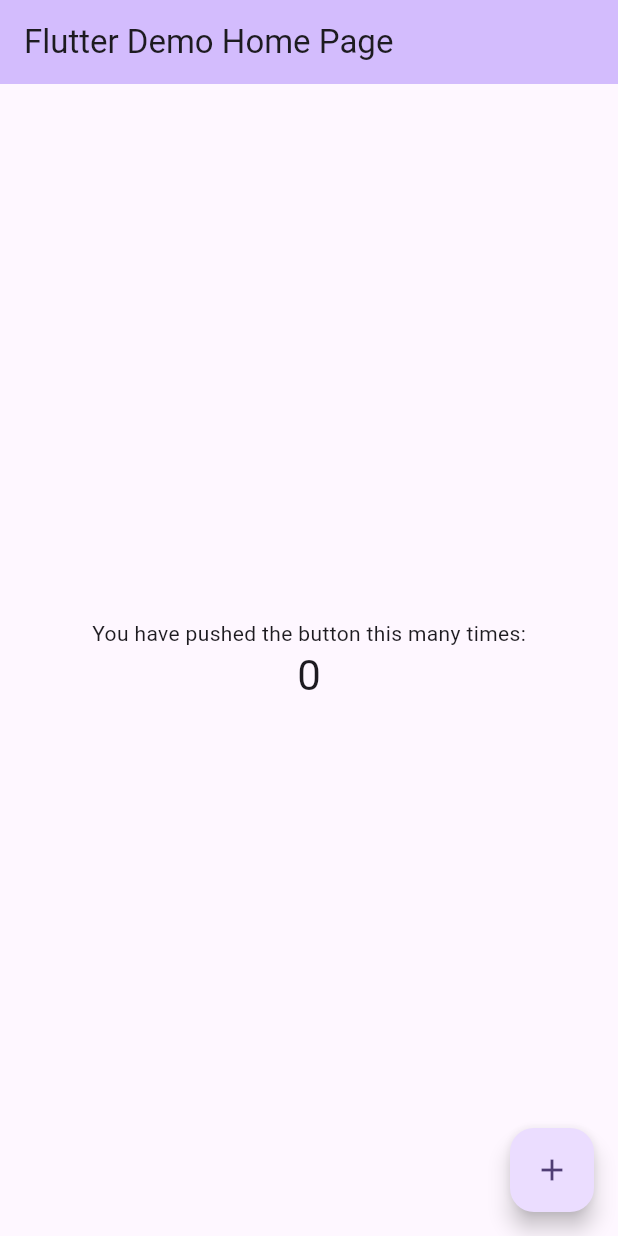
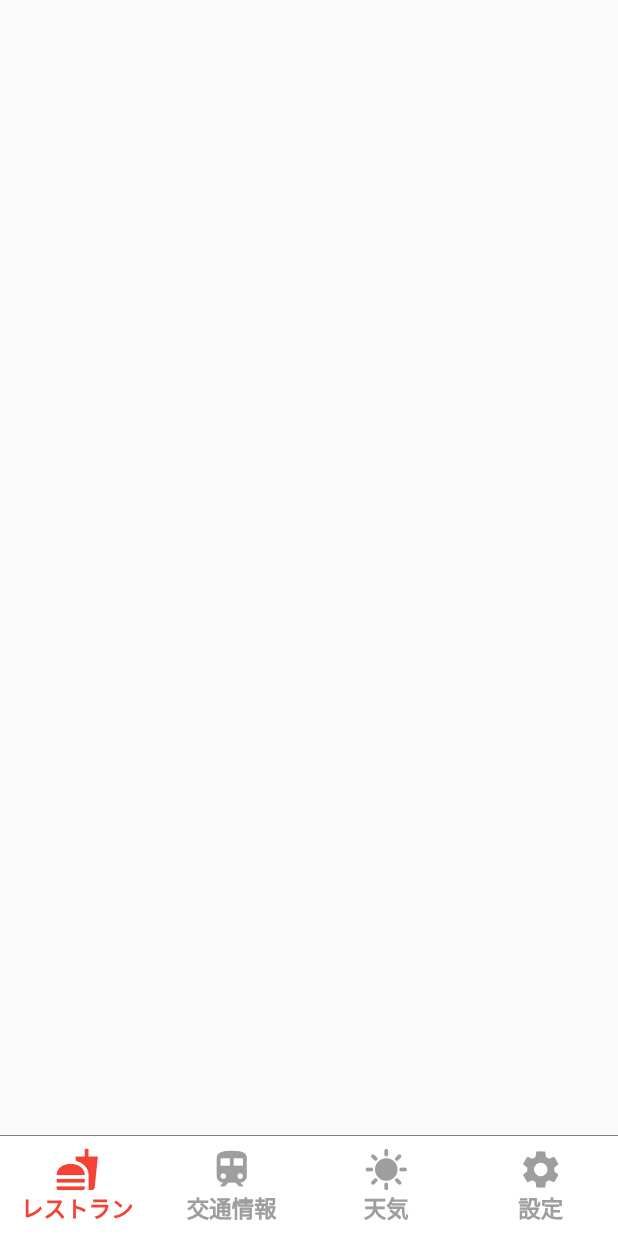
Before and after one commit to iseruuuuu/rissho_library_app, a Flutter app: the screen it shows after launch, on a phone screen of 412 x 824 dp. Run offline on Flutter 3.47's test engine with Material 2 defaults, Android fonts, the light colour scheme and no system bars; our stand-ins replace hooks_riverpod.

Commit message:
add: tab画面を作成した。

```diff
--- a/lib/main.dart
+++ b/lib/main.dart
@@ -1,125 +1,33 @@
 import 'package:flutter/material.dart';
+import 'package:hooks_riverpod/hooks_riverpod.dart';
+import 'package:flutter_localizations/flutter_localizations.dart';
+import 'package:rissho_library_app/ui/tab/tab_screen.dart';
 
 void main() {
-  runApp(const MyApp());
+  WidgetsFlutterBinding.ensureInitialized();
+  runApp(
+    const ProviderScope(child: MyApp()),
+  );
 }
 
 class MyApp extends StatelessWidget {
-  const MyApp({super.key});
+  const MyApp({Key? key}) : super(key: key);
 
-  // This widget is the root of your application.
   @override
   Widget build(BuildContext context) {
     return MaterialApp(
-      title: 'Flutter Demo',
-      theme: ThemeData(
-        // This is the theme of your application.
-        //
-        // TRY THIS: Try running your application with "flutter run". You'll see
-        // the application has a blue toolbar. Then, without quitting the app,
-        // try changing the seedColor in the colorScheme below to Colors.green
-        // and then invoke "hot reload" (save your changes or press the "hot
-        // reload" button in a Flutter-supported IDE, or press "r" if you used
-        // the command line to start the app).
-        //
-        // Notice that the counter didn't reset back to zero; the application
-        // state is not lost during the reload. To reset the state, use hot
-        // restart instead.
-        //
-        // This works for code too, not just values: Most code changes can be
-        // tested with just a hot reload.
-        colorScheme: ColorScheme.fromSeed(seedColor: Colors.deepPurple),
-        useMaterial3: true,
-      ),
-      home: const MyHomePage(title: 'Flutter Demo Home Page'),
+      localizationsDelegates: const [
+        GlobalMaterialLocalizations.delegate,
+        GlobalWidgetsLocalizations.delegate,
+        GlobalCupertinoLocalizations.delegate,
+      ],
+      supportedLocales: const [
+        Locale('ja', 'JP'),
+      ],
+      debugShowCheckedModeBanner: false,
+      theme: ThemeData(brightness: Brightness.light),
+      darkTheme: ThemeData(brightness: Brightness.light),
+      home: const TabScreen(),
     );
   }
 }
-
-class MyHomePage extends StatefulWidget {
-  const MyHomePage({super.key, required this.title});
-
-  // This widget is the home page of your application. It is stateful, meaning
-  // that it has a State object (defined below) that contains fields that affect
-  // how it looks.
-
-  // This class is the configuration for the state. It holds the values (in this
-  // case the title) provided by the parent (in this case the App widget) and
-  // used by the build method of the State. Fields in a Widget subclass are
-  // always marked "final".
-
-  final String title;
-
-  @override
-  State<MyHomePage> createState() => _MyHomePageState();
-}
-
-class _MyHomePageState extends State<MyHomePage> {
-  int _counter = 0;
-
-  void _incrementCounter() {
-    setState(() {
-      // This call to setState tells the Flutter framework that something has
-      // changed in this State, which causes it to rerun the build method below
-      // so that the display can reflect the updated values. If we changed
-      // _counter without calling setState(), then the build method would not be
-      // called again, and so nothing would appear to happen.
-      _counter++;
-    });
-  }
-
-  @override
-  Widget build(BuildContext context) {
-    // This method is rerun every time setState is called, for instance as done
-    // by the _incrementCounter method above.
-    //
-    // The Flutter framework has been optimized to make rerunning build methods
-    // fast, so that you can just rebuild anything that needs updating rather
-    // than having to individually change instances of widgets.
-    return Scaffold(
-      appBar: AppBar(
-        // TRY THIS: Try changing the color here to a specific color (to
-        // Colors.amber, perhaps?) and trigger a hot reload to see the AppBar
-        // change color while the other colors stay the same.
-        backgroundColor: Theme.of(context).colorScheme.inversePrimary,
-        // Here we take the value from the MyHomePage object that was created by
-        // the App.build method, and use it to set our appbar title.
-        title: Text(widget.title),
-      ),
-      body: Center(
-        // Center is a layout widget. It takes a single child and positions it
-        // in the middle of the parent.
-        child: Column(
-          // Column is also a layout widget. It takes a list of children and
-          // arranges them vertically. By default, it sizes itself to fit its
-          // children horizontally, and tries to be as tall as its parent.
-          //
-          // Column has various properties to control how it sizes itself and
-          // how it positions its children. Here we use mainAxisAlignment to
-          // center the children vertically; the main axis here is the vertical
-          // axis because Columns are vertical (the cross axis would be
-          // horizontal).
-          //
-          // TRY THIS: Invoke "debug painting" (choose the "Toggle Debug Paint"
-          // action in the IDE, or press "p" in the console), to see the
-          // wireframe for each widget.
-          mainAxisAlignment: MainAxisAlignment.center,
-          children: <Widget>[
-            const Text(
-              'You have pushed the button this many times:',
-            ),
-            Text(
-              '$_counter',
-              style: Theme.of(context).textTheme.headlineMedium,
-            ),
-          ],
-        ),
-      ),
-      floatingActionButton: FloatingActionButton(
-        onPressed: _incrementCounter,
-        tooltip: 'Increment',
-        child: const Icon(Icons.add),
-      ), // This trailing comma makes auto-formatting nicer for build methods.
-    );
-  }
-}
--- /dev/null
+++ b/lib/ui/book/book_screen.dart
@@ -0,0 +1,10 @@
+import 'package:flutter/material.dart';
+
+class BookScreen extends StatelessWidget {
+  const BookScreen({Key? key}) : super(key: key);
+
+  @override
+  Widget build(BuildContext context) {
+    return Container();
+  }
+}
--- /dev/null
+++ b/lib/ui/book_search/book_search_screen.dart
@@ -0,0 +1,10 @@
+import 'package:flutter/material.dart';
+
+class BookSearchScreen extends StatelessWidget {
+  const BookSearchScreen({Key? key}) : super(key: key);
+
+  @override
+  Widget build(BuildContext context) {
+    return Container();
+  }
+}
--- /dev/null
+++ b/lib/ui/home/home_screen.dart
@@ -0,0 +1,10 @@
+import 'package:flutter/material.dart';
+
+class HomeScreen extends StatelessWidget {
+  const HomeScreen({Key? key}) : super(key: key);
+
+  @override
+  Widget build(BuildContext context) {
+    return Container();
+  }
+}
--- /dev/null
+++ b/lib/ui/tab/tab_provider.dart
@@ -0,0 +1,4 @@
+import 'package:hooks_riverpod/hooks_riverpod.dart';
+
+final tabIndexProvider = StateProvider<int>((ref) => 0);
+final selectedIndexProvider = StateProvider<int>((ref) => 0);
--- /dev/null
+++ b/lib/ui/tab/tab_screen.dart
@@ -0,0 +1,68 @@
+import 'package:flutter/material.dart';
+import 'package:hooks_riverpod/hooks_riverpod.dart';
+import 'package:rissho_library_app/ui/book/book_screen.dart';
+import 'package:rissho_library_app/ui/book_search/book_search_screen.dart';
+import 'package:rissho_library_app/ui/home/home_screen.dart';
+
+import 'tab_provider.dart';
+
+class TabScreen extends ConsumerWidget {
+  const TabScreen({Key? key}) : super(key: key);
+
+  @override
+  Widget build(BuildContext context, WidgetRef ref) {
+    final selectedIndex = ref.watch(selectedIndexProvider);
+    return Scaffold(
+      body: [
+        const HomeScreen(),
+        const BookScreen(),
+        const BookSearchScreen(),
+      ][selectedIndex],
+      bottomNavigationBar: Container(
+        decoration: const BoxDecoration(
+          border: Border(
+            top: BorderSide(width: 0, color: Colors.black),
+          ),
+        ),
+        child: BottomNavigationBar(
+          elevation: 0,
+          backgroundColor: Colors.white,
+          selectedItemColor: Colors.red,
+          unselectedItemColor: Colors.grey,
+          selectedLabelStyle: const TextStyle(
+            fontSize: 15,
+            fontWeight: FontWeight.bold,
+          ),
+          unselectedLabelStyle: const TextStyle(
+            fontSize: 15,
+            fontWeight: FontWeight.bold,
+          ),
+          iconSize: 30,
+          currentIndex: selectedIndex,
+          onTap: (index) {
+            ref.read(selectedIndexProvider.notifier).state = index;
+          },
+          items: const [
+            BottomNavigationBarItem(
+              icon: Icon(Icons.fastfood),
+              label: 'レストラン',
+            ),
+            BottomNavigationBarItem(
+              icon: Icon(Icons.train),
+              label: '交通情報',
+            ),
+            BottomNavigationBarItem(
+              icon: Icon(Icons.sunny),
+              label: '天気',
+            ),
+            BottomNavigationBarItem(
+              icon: Icon(Icons.settings),
+              label: '設定',
+            ),
+          ],
+          type: BottomNavigationBarType.fixed,
+        ),
+      ),
+    );
+  }
+}
```
Also changed, not shown: pubspec.yaml (+5 -70 lines), pubspec.lock, 14 other files.
